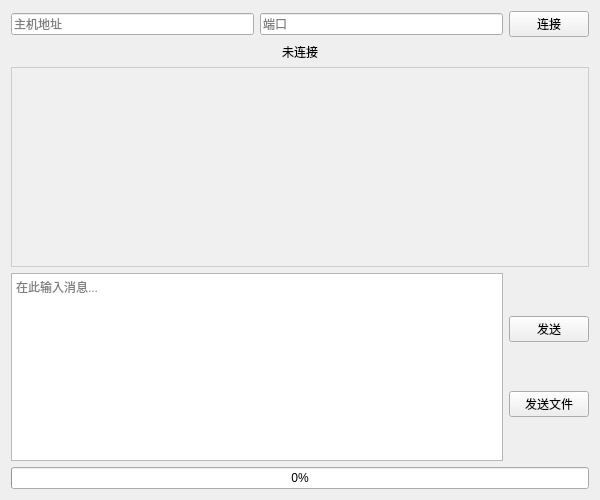
Qt form client_src/chatClient.ui (zhanghowe22/ChatRoom) before a commit.
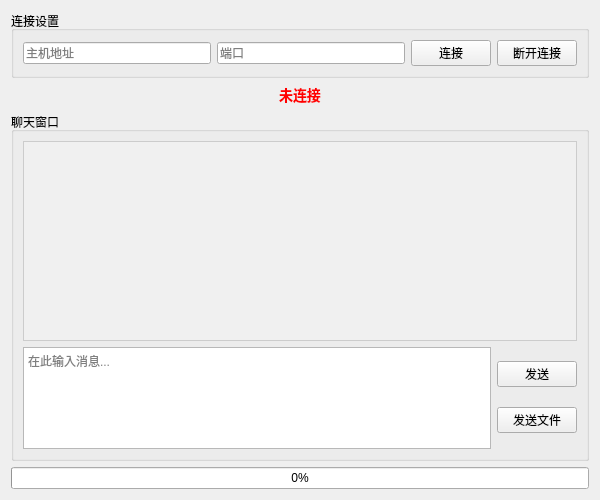
The same form after that commit. Icons and pictures are not drawn.

Commit message: Client: 添加断开连接的功能；优化异常处理

Diff of the .ui file:
```diff
--- a/client_src/chatClient.ui
+++ b/client_src/chatClient.ui
@@ -15,6 +15,10 @@
   </property>
   <layout class="QVBoxLayout" name="verticalLayout">
    <item>
+    <widget class="QGroupBox" name="connectionGroup">
+     <property name="title">
+      <string>连接设置</string>
+     </property>
     <layout class="QHBoxLayout" name="connectionLayout">
      <item>
       <widget class="QLineEdit" name="lineEditHost">
@@ -42,7 +46,23 @@
        </property>
       </widget>
      </item>
-    </layout>
+      <item>
+       <widget class="QPushButton" name="disconnectButton">
+        <property name="text">
+         <string>断开连接</string>
+        </property>
+        <property name="toolTip">
+         <string>断开与服务器的连接</string>
+        </property>
+        <property name="icon">
+         <iconset resource="icons.qrc">
+          <normaloff>:/icons/disconnect.png</normaloff>
+         </iconset>
+        </property>
+       </widget>
+      </item>
+     </layout>
+    </widget>
    </item>
    <item>
     <widget class="QLabel" name="statusLabel">
@@ -52,8 +72,26 @@
      <property name="alignment">
       <set>Qt::AlignCenter</set>
      </property>
+     <property name="toolTip">
+      <string>显示当前连接状态</string>
+     </property>
+     <property name="styleSheet">
+      <string>
+       QLabel {
+        color: red;
+        font-weight: bold;
+        font-size: 14px;
+       }
+      </string>
+     </property>
     </widget>
    </item>
+   <item>
+    <widget class="QGroupBox" name="chatGroup">
+     <property name="title">
+      <string>聊天窗口</string>
+     </property>
+     <layout class="QVBoxLayout" name="chatVerticalLayout">
    <item>
     <widget class="QTextBrowser" name="textBrowserChat">
      <property name="minimumSize">
@@ -74,7 +112,7 @@
     </widget>
    </item>
    <item>
-    <layout class="QHBoxLayout" name="horizontalLayout">
+       <layout class="QHBoxLayout" name="messageLayout">
      <item>
       <widget class="QTextEdit" name="lineEditMessage">
        <property name="minimumSize">
@@ -118,6 +156,9 @@
      </item>
     </layout>
    </item>
+     </layout>
+    </widget>
+   </item>
    <item>
     <widget class="QProgressBar" name="progressBar">
      <property name="minimum">
```
Left out of the diff: 42 changed lines with no effect on the pictures. Lines whose indentation alone changed are shown as unchanged. The commit also changes 2 other files.
